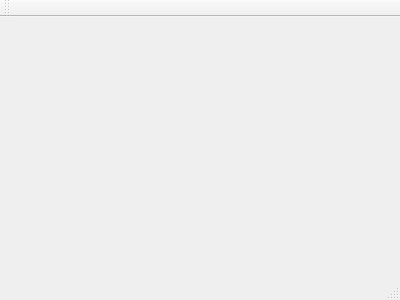
Before: the Qt Designer form mainwindow.ui in wucan/csv2sql, drawn with Qt 5.
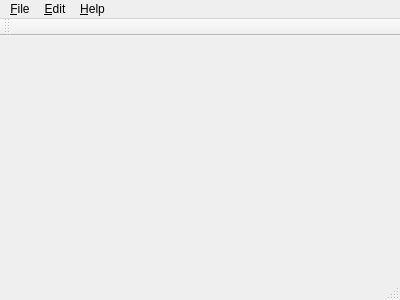
After: the same form once the commit is applied.

Commit message: mainwindow.ui: add menu skeleton

Patch:
```diff
--- a/mainwindow.ui
+++ b/mainwindow.ui
@@ -12,9 +12,39 @@
   <property name="windowTitle" >
    <string>MainWindow</string>
   </property>
-  <widget class="QMenuBar" name="menuBar" />
-  <widget class="QToolBar" name="mainToolBar" />
   <widget class="QWidget" name="centralWidget" />
+  <widget class="QMenuBar" name="menuBar" >
+   <property name="geometry">
+    <rect>
+     <x>0</x>
+     <y>0</y>
+     <width>400</width>
+     <height>22</height>
+    </rect>
+   </property>
+   <widget class="QMenu" name="menuFile">
+    <property name="title">
+     <string>&amp;File</string>
+    </property>
+    <addaction name="action_Exit"/>
+   </widget>
+   <widget class="QMenu" name="menu_Edit">
+    <property name="title">
+     <string>&amp;Edit</string>
+    </property>
+    <addaction name="action_Prefences"/>
+   </widget>
+   <widget class="QMenu" name="menu_Help">
+    <property name="title">
+     <string>&amp;Help</string>
+    </property>
+    <addaction name="action_About"/>
+   </widget>
+   <addaction name="menuFile"/>
+   <addaction name="menu_Edit"/>
+   <addaction name="menu_Help"/>
+  </widget>
+  <widget class="QToolBar" name="mainToolBar" />
   <widget class="QStatusBar" name="statusBar" />
  </widget>
  <layoutDefault spacing="6" margin="11" />
```
Left out of the diff: 17 changed lines with no effect on the pictures.
